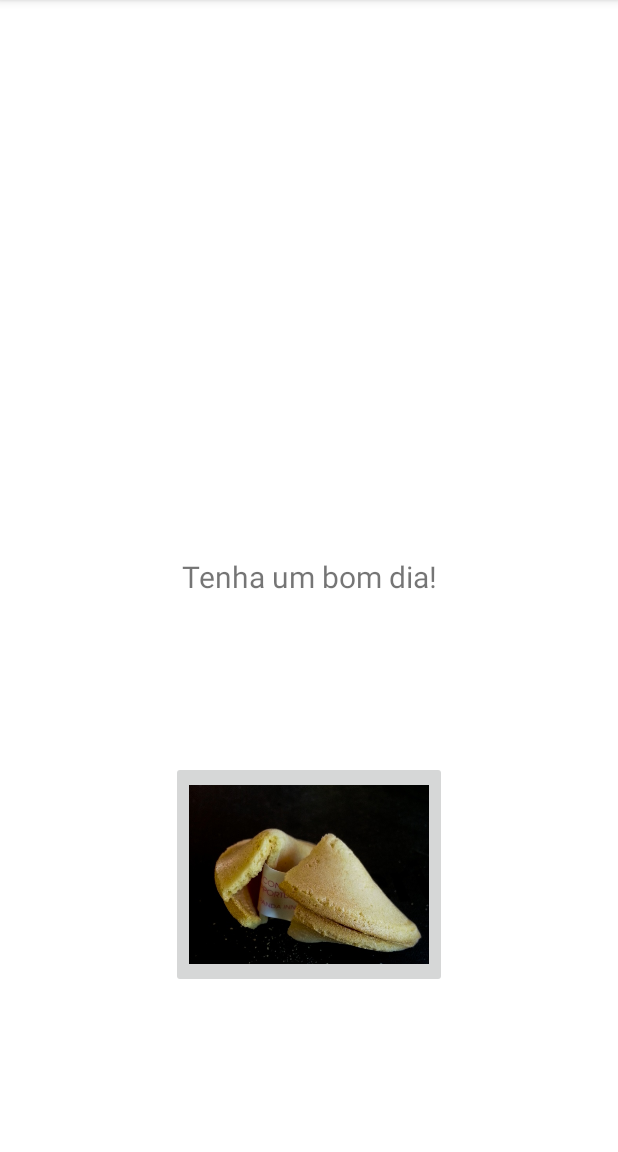
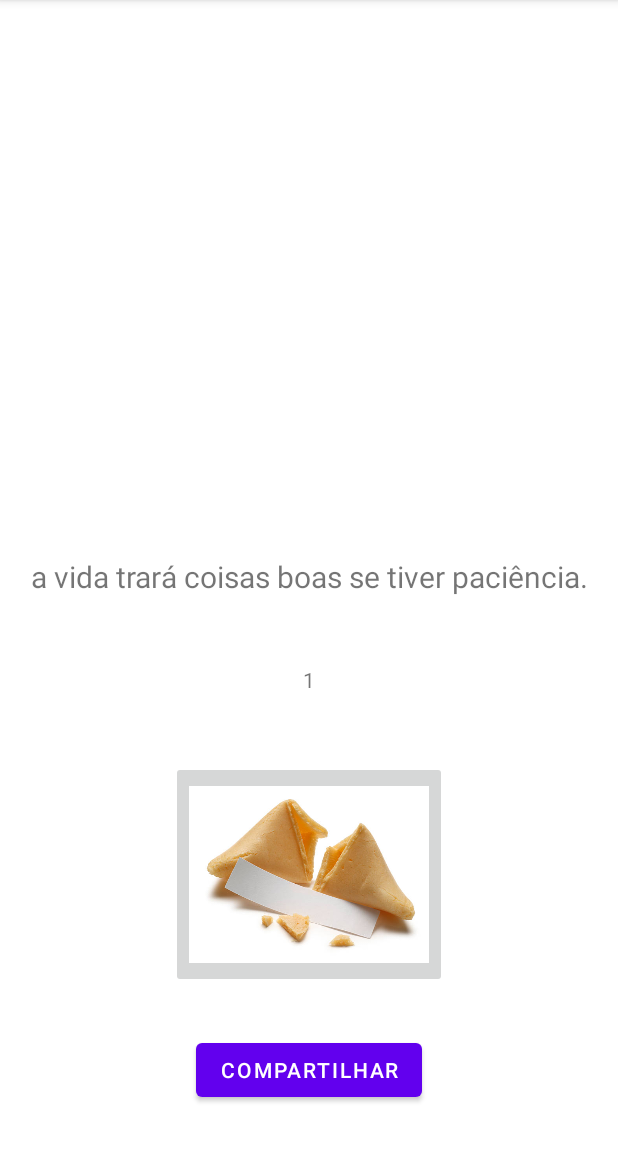
Before and after one commit to fernandonakagawa/BiscoitoDaSorte_Android, an Android app: the screen it shows after launch (MainActivity), after a tap on an icon or button, on a phone screen of 412 x 824 dp, the part 84-1236 px from its top. Run offline under Robolectric (Android 15) with nearby library versions, the phone set to English and light mode, and no system bars.

Commit message:
Contador de cliques, mudança aleatória de frases, som ao clicar, compartilhar e trocar imagem do botão

```diff
--- a/app/src/main/java/com/example/biscoitodasorte/MainActivity.java
+++ b/app/src/main/java/com/example/biscoitodasorte/MainActivity.java
@@ -2,19 +2,51 @@ package com.example.biscoitodasorte;
 
 import androidx.appcompat.app.AppCompatActivity;
 
+import android.content.Intent;
+import android.graphics.drawable.Drawable;
+import android.media.MediaPlayer;
 import android.os.Bundle;
 import android.view.View;
+import android.widget.ImageButton;
 import android.widget.TextView;
 
+import java.util.Random;
+
 public class MainActivity extends AppCompatActivity {
-
+    String[] frases = {
+        "Água mole em pedra dura tanto bate até que fura.",
+        "a vida trará coisas boas se tiver paciência.",
+        "Não compense na ira o que lhe falta na razão.",
+        "A maior de todas as torres começa no solo.",
+        "Siga os bons e aprenda com eles.",
+    };
+    int cont = 0;
+    MediaPlayer mp;
     @Override
     protected void onCreate(Bundle savedInstanceState) {
         super.onCreate(savedInstanceState);
         setContentView(R.layout.activity_main);
+        mp = MediaPlayer.create(this, R.raw.sombiscoito);
     }
     public void clicou(View view){
         TextView t = findViewById(R.id.texto);
         t.setText("Tenha um bom dia!");
+        Random r = new Random();
+        int i = r.nextInt(frases.length);
+        t.setText(frases[i]);
+        TextView contador = findViewById(R.id.contador);
+        contador.setText(String.valueOf(++cont));
+        mp.start();
+        Drawable quebrado = getDrawable(R.drawable.biscoitoquebrado);
+        ImageButton botao = findViewById(R.id.imageButton);
+        botao.setImageDrawable(quebrado);
+    }
+    public void compartilhar(View view){
+        Intent enviar = new Intent();
+        enviar.setAction(Intent.ACTION_SEND);
+        TextView t = findViewById(R.id.texto);
+        enviar.putExtra(Intent.EXTRA_TEXT, t.getText().toString());
+        enviar.setType("text/plain");
+        startActivity(Intent.createChooser(enviar,"Enviar para:"));
     }
 }
--- a/app/src/main/res/layout/activity_main.xml
+++ b/app/src/main/res/layout/activity_main.xml
@@ -29,4 +29,25 @@
         app:layout_constraintTop_toBottomOf="@+id/texto"
         app:srcCompat="@drawable/biscoito" />
 
+    <TextView
+        android:id="@+id/contador"
+        android:layout_width="wrap_content"
+        android:layout_height="wrap_content"
+        android:text="0"
+        app:layout_constraintBottom_toTopOf="@+id/imageButton"
+        app:layout_constraintEnd_toEndOf="parent"
+        app:layout_constraintStart_toStartOf="parent"
+        app:layout_constraintTop_toBottomOf="@+id/texto" />
+
+    <Button
+        android:id="@+id/button"
+        android:layout_width="wrap_content"
+        android:layout_height="wrap_content"
+        android:onClick="compartilhar"
+        android:text="Compartilhar"
+        app:layout_constraintBottom_toBottomOf="parent"
+        app:layout_constraintEnd_toEndOf="parent"
+        app:layout_constraintStart_toStartOf="parent"
+        app:layout_constraintTop_toBottomOf="@+id/imageButton" />
+
 </androidx.constraintlayout.widget.ConstraintLayout>
```
Also changed, not shown: app/src/main/res/drawable/biscoito.jpg, app/src/main/res/drawable/biscoitoquebrado.jpg (added), 1 other file.
